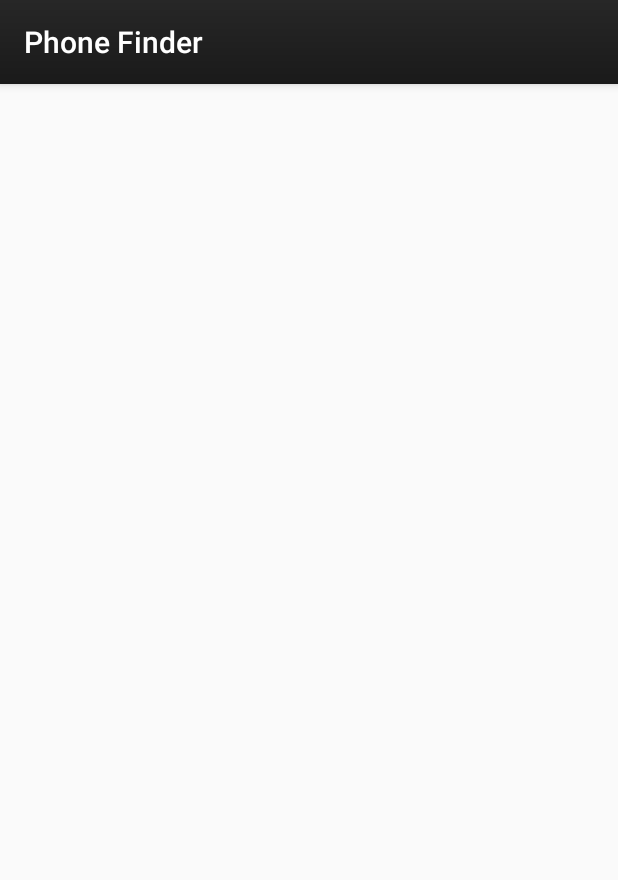
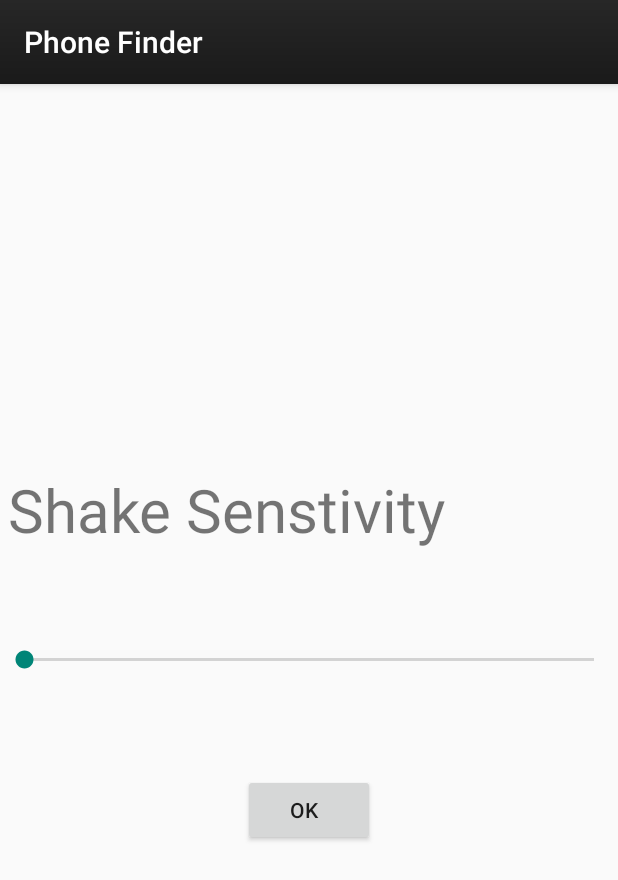
Before and after one commit to shubhanshushukla/ephone_finder, an Android app: the screen it shows after launch (MainActivity), on a phone screen of 412 x 824 dp. Shown: the top 880 px of the screen. Run offline under Robolectric (Android 15) with nearby library versions, the phone set to English and light mode, and no system bars; our stand-ins replace ButterKnife, Dagger/Hilt's generated code, Timber; libraries missing offline, so code that uses them is left out: com.squareup.otto, retrofit.converter; 2 statements that could not run were skipped.

Commit message:
Initial Changes

```diff
--- a/app/src/main/java/com/generalmobi/smart/finder/ui/MainActivity.java
+++ b/app/src/main/java/com/generalmobi/smart/finder/ui/MainActivity.java
@@ -15,12 +15,20 @@ import android.content.pm.PackageManager;
 import android.media.AudioManager;
 import android.os.Build;
 import android.os.Bundle;
+import android.os.Vibrator;
 import android.speech.tts.TextToSpeech;
 import android.support.v4.app.ActivityCompat;
 import android.support.v4.content.ContextCompat;
+import android.view.Menu;
+import android.widget.SeekBar;
+import android.widget.TextView;
+import android.widget.Toast;
 
 import com.generalmobi.smart.finder.BootstrapApplication;
 import com.generalmobi.smart.finder.BootstrapServiceProvider;
+import com.generalmobi.smart.finder.R;
+import com.generalmobi.smart.finder.util.ShakeListener;
+import com.generalmobi.smart.finder.util.ShakeService;
 import com.generalmobi.smart.finder.util.Toaster;
 
 import java.util.Locale;
@@ -33,30 +41,61 @@ import timber.log.Timber;
 /**
 
  */
-public class MainActivity extends BootstrapActivity {
+public class MainActivity extends BootstrapActivity implements SeekBar.OnSeekBarChangeListener {
 
-    public static volatile   int helmetState=1;
-    public static final  int CONNECTED=3;
-    public static  int DISCONNECTED=2;
-    public static  int UNKNOWN=1;
-    public static TextToSpeech textToSpeech;
-    AudioManager am;
+    SeekBar seekBar;
+   TextView textview;
+    private ShakeListener mShaker;
     @Inject
     BootstrapServiceProvider serviceProvider;
     @Override
     protected void onCreate(Bundle savedInstanceState) {
         // TODO Auto-generated method stub
         super.onCreate(savedInstanceState);
+        setContentView(R.layout.main_activity);
         BootstrapApplication.component().inject(this);
-
-
-        Timber.i("Sdk version : " + Build.VERSION.RELEASE);
+        seekBar = (SeekBar) findViewById(R.id.seekBar);
+        textview =(TextView) findViewById(R.id.sensor_value);
+        startService();
+        seekBar.setOnSeekBarChangeListener(this);
 
 
 
     }
+    public void startService() {
+        startService(new Intent(this, ShakeService.class));
+    }
+
+    @Override
+    public void onResume()
+    {
+        //mShaker.resume();
+        super.onResume();
+    }
+    @Override
+    public void onPause()
+    {
+        //mShaker.pause();
+        super.onPause();
+    }
+
+    @Override
+    public void onProgressChanged(SeekBar seekBar, int progress, boolean fromUser) {
+        ShakeListener.FORCE_THRESHOLD=progress*100;
+        textview.setText("Sensitivity :"+progress);
 
 
+       // Toast.makeText(getApplicationContext(),"seekbar progress: "+progress, Toast.LENGTH_SHORT).show();
 
+    }
 
+    @Override
+    public void onStartTrackingTouch(SeekBar seekBar) {
+
+    }
+
+    @Override
+    public void onStopTrackingTouch(SeekBar seekBar) {
+
+    }
 }
--- a/app/src/main/res/layout/main_activity.xml
+++ b/app/src/main/res/layout/main_activity.xml
@@ -1,35 +1,58 @@
 <?xml version="1.0" encoding="utf-8"?>
 
-<android.support.v4.widget.DrawerLayout
+<TableLayout
         xmlns:android="http://schemas.android.com/apk/res/android"
         android:id="@+id/drawer_layout"
         android:layout_width="match_parent"
         android:layout_height="match_parent">
 
+
+
+    <!-- The main content view --><FrameLayout
+            android:id="@+id/container"
+            android:layout_width="match_parent"
+            android:layout_height="match_parent" >
+
     <TextView
-        android:layout_width="fill_parent"
+        android:layout_width="wrap_content"
         android:layout_height="wrap_content"
-        android:text="hello"
-        />
-    <TextView
-        android:id="@+id/bluetoothstate"
-        android:layout_width="fill_parent"
-        android:layout_height="wrap_content"
-        />
-    <Button
-        android:id="@+id/listpaireddevices"
-        android:layout_width="fill_parent"
-        android:layout_height="wrap_content"
-        android:text="List Paired Devices"
-        android:enabled="false"
+        android:text="Shake Senstivity"
+        android:id="@+id/sensor_label"
+        android:layout_gravity="left|center_vertical"
+        android:layout_marginBottom="100dp"
+        android:paddingLeft="5dp"
+        android:textSize="40dp"
         />
 
 
-    <!-- The main content view -->
-    <FrameLayout
-            android:id="@+id/container"
-            android:layout_width="match_parent"
-            android:layout_height="match_parent" />
+    <SeekBar
+        android:layout_width="match_parent"
+        android:layout_height="wrap_content"
+        android:id="@+id/seekBar"
+        android:max="10"
+        android:layout_gravity="center" />
+
+    <TextView
+        android:layout_width="wrap_content"
+        android:layout_height="wrap_content"
+        android:id="@+id/sensor_value"
+        android:textSize="15dp"
+
+        android:layout_gravity="left|center"
+        android:layout_marginTop="50dp"
+        android:paddingLeft="5dp"
+        />
+
+    <Button
+        android:layout_width="wrap_content"
+        android:layout_height="wrap_content"
+        android:text="OK"
+        android:id="@+id/button"
+        android:layout_gravity="center"
+        android:layout_marginTop="100dp"
+        android:paddingLeft="5dp"
+        />
+</FrameLayout>
 
 
-</android.support.v4.widget.DrawerLayout>
+</TableLayout>
```
Also changed, not shown: app/src/main/AndroidManifest.xml (+11 -4 lines), app/src/main/java/com/generalmobi/smart/finder/util/ShakeListener.java (added, +102 -0 lines), app/src/main/java/com/generalmobi/smart/finder/util/ShakeService.java (added, +72 -0 lines), 1 other file.
